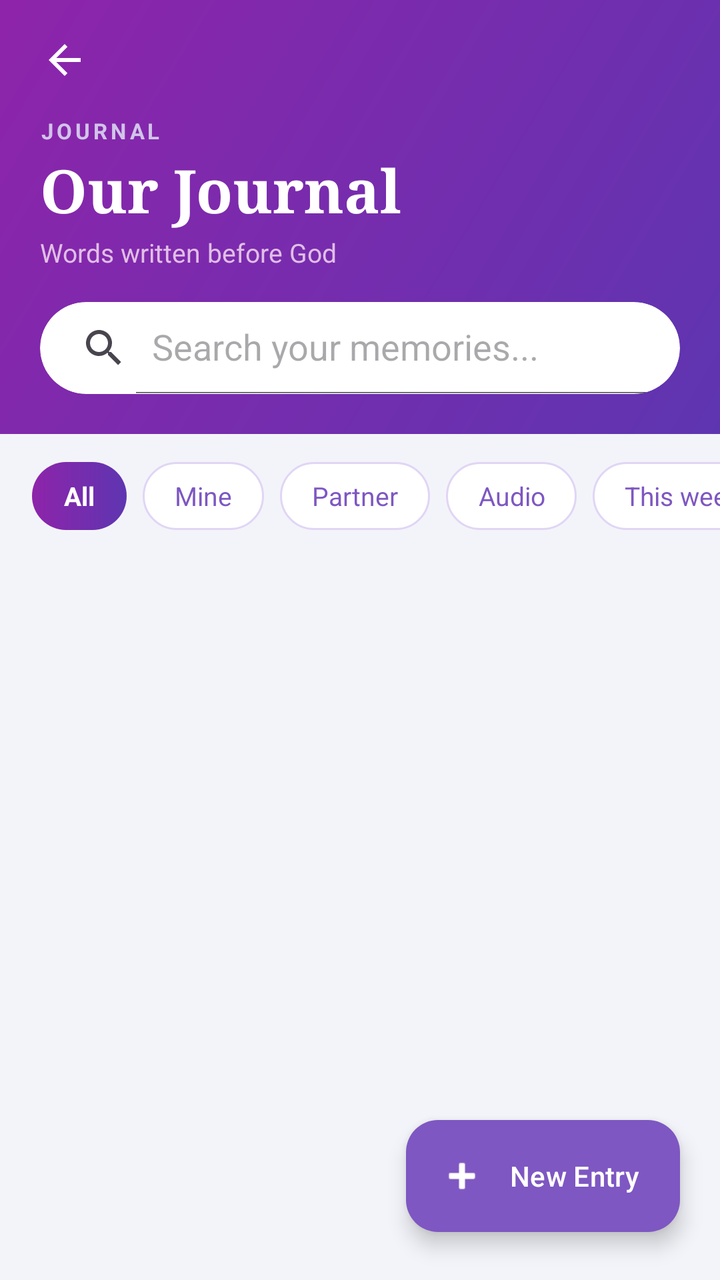
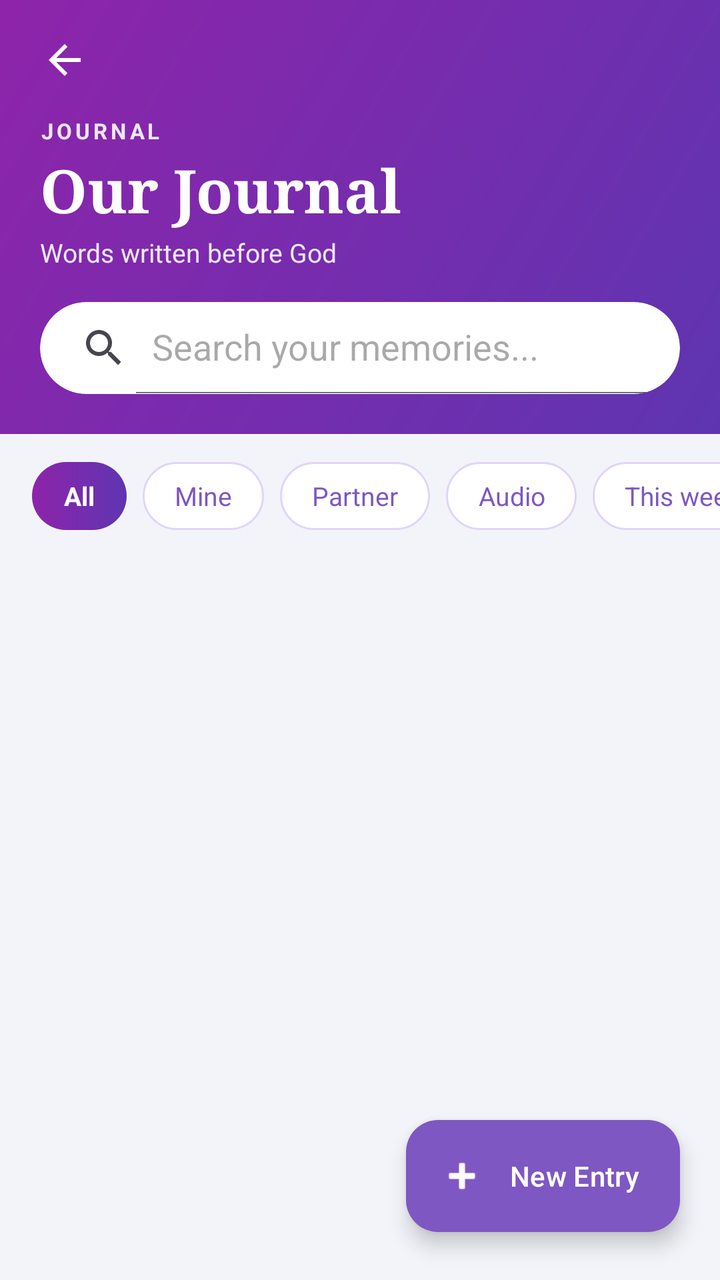

Compare the two renders of this Android layout. The source of the first and the diff that turns it into the second are given below.
<!-- AndroidManifest.xml: application theme Theme.SpiritualTracker -->
<!-- res/layout/activity_journal_list.xml -->
<?xml version="1.0" encoding="utf-8"?>
<LinearLayout
    xmlns:android="http://schemas.android.com/apk/res/android"
    xmlns:app="http://schemas.android.com/apk/res-auto"
    android:layout_width="match_parent"
    android:layout_height="match_parent"
    android:orientation="vertical"
    android:background="#F3F4F9">

    
    <LinearLayout
        android:id="@+id/journalHeader"
        android:layout_width="match_parent"
        android:layout_height="wrap_content"
        android:orientation="vertical"
        android:background="@drawable/bg_header_gradient"
        android:paddingStart="20dp"
        android:paddingEnd="20dp"
        android:paddingTop="8dp"
        android:paddingBottom="20dp">

        <ImageView
            android:id="@+id/btnJournalListBack"
            android:layout_width="44dp"
            android:layout_height="44dp"
            android:layout_marginStart="-10dp"
            android:background="?attr/selectableItemBackgroundBorderless"
            android:contentDescription="Back"
            android:padding="10dp"
            android:src="@drawable/ic_back" />

        <TextView
            android:layout_width="wrap_content"
            android:layout_height="wrap_content"
            android:layout_marginTop="6dp"
            android:letterSpacing="0.15"
            android:text="JOURNAL"
            android:textColor="#D1C4E9"
            android:textSize="11sp"
            android:textStyle="bold"/>

        <TextView
            android:layout_width="wrap_content"
            android:layout_height="wrap_content"
            android:layout_marginTop="2dp"
            android:fontFamily="serif"
            android:text="Our Journal"
            android:textColor="#FFFFFF"
            android:textSize="30sp"
            android:textStyle="bold"/>

        <TextView
            android:layout_width="wrap_content"
            android:layout_height="wrap_content"
            android:layout_marginTop="2dp"
            android:layout_marginBottom="16dp"
            android:text="Words written before God"
            android:textColor="#E1BEE7"
            android:textSize="13sp"/>

        
        <androidx.cardview.widget.CardView
            android:layout_width="match_parent"
            android:layout_height="46dp"
            app:cardCornerRadius="23dp"
            app:cardElevation="0dp"
            app:cardBackgroundColor="#FFFFFF">

            <androidx.appcompat.widget.SearchView
                android:id="@+id/searchView"
                android:layout_width="match_parent"
                android:layout_height="match_parent"
                app:iconifiedByDefault="false"
                app:queryHint="Search your memories..."
                android:background="@android:color/transparent"/>
        </androidx.cardview.widget.CardView>
    </LinearLayout>

    
    <HorizontalScrollView
        android:layout_width="match_parent"
        android:layout_height="wrap_content"
        android:scrollbars="none"
        android:clipToPadding="false"
        android:paddingStart="16dp"
        android:paddingEnd="16dp"
        android:paddingTop="14dp"
        android:paddingBottom="4dp">

        <LinearLayout
            android:id="@+id/chipGroup"
            android:layout_width="wrap_content"
            android:layout_height="wrap_content"
            android:orientation="horizontal"
            android:gravity="center_vertical">

            <TextView
                android:id="@+id/chipAll"
                android:layout_width="wrap_content"
                android:layout_height="34dp"
                android:text="All"
                android:gravity="center"
                android:paddingStart="16dp"
                android:paddingEnd="16dp"
                android:textSize="13sp"
                android:textStyle="bold"
                android:textColor="#FFFFFF"
                android:background="@drawable/chip_active"
                android:layout_marginEnd="8dp"/>

            <TextView
                android:id="@+id/chipMine"
                android:layout_width="wrap_content"
                android:layout_height="34dp"
                android:text="Mine"
                android:gravity="center"
                android:paddingStart="16dp"
                android:paddingEnd="16dp"
                android:textSize="13sp"
                android:textColor="#7E57C2"
                android:background="@drawable/chip_inactive"
                android:layout_marginEnd="8dp"/>

            <TextView
                android:id="@+id/chipPartner"
                android:layout_width="wrap_content"
                android:layout_height="34dp"
                android:text="Partner"
                android:gravity="center"
                android:paddingStart="16dp"
                android:paddingEnd="16dp"
                android:textSize="13sp"
                android:textColor="#7E57C2"
                android:background="@drawable/chip_inactive"
                android:layout_marginEnd="8dp"/>

            <TextView
                android:id="@+id/chipAudio"
                android:layout_width="wrap_content"
                android:layout_height="34dp"
                android:text="Audio"
                android:gravity="center"
                android:paddingStart="16dp"
                android:paddingEnd="16dp"
                android:textSize="13sp"
                android:textColor="#7E57C2"
                android:background="@drawable/chip_inactive"
                android:layout_marginEnd="8dp"/>

            <TextView
                android:id="@+id/chipThisWeek"
                android:layout_width="wrap_content"
                android:layout_height="34dp"
                android:text="This week"
                android:gravity="center"
                android:paddingStart="16dp"
                android:paddingEnd="16dp"
                android:textSize="13sp"
                android:textColor="#7E57C2"
                android:background="@drawable/chip_inactive"/>

        </LinearLayout>
    </HorizontalScrollView>



    
    <FrameLayout
        android:layout_width="match_parent"
        android:layout_height="0dp"
        android:layout_weight="1">

        <androidx.recyclerview.widget.RecyclerView
            android:id="@+id/recyclerView"
            android:layout_width="match_parent"
            android:layout_height="match_parent"
            android:paddingStart="14dp"
            android:paddingEnd="14dp"
            android:paddingTop="12dp"
            android:paddingBottom="100dp"
            android:clipToPadding="false"/>

        <com.google.android.material.floatingactionbutton.ExtendedFloatingActionButton
            android:id="@+id/fabAdd"
            android:layout_width="wrap_content"
            android:layout_height="wrap_content"
            android:layout_gravity="bottom|end"
            android:layout_marginEnd="20dp"
            android:layout_marginBottom="24dp"
            android:text="New Entry"
            android:textAllCaps="false"
            android:textColor="#FFFFFF"
            app:icon="@android:drawable/ic_input_add"
            app:iconTint="#FFFFFF"
            app:backgroundTint="#7E57C2"
            android:contentDescription="New journal entry"/>

    </FrameLayout>

</LinearLayout>
<!-- resources referenced by this layout -->
<resources>
  <!-- drawable bg_header_gradient (drawable) -->
  <?xml version="1.0" encoding="utf-8"?>
  <shape xmlns:android="http://schemas.android.com/apk/res/android" android:shape="rectangle">
      <gradient
          android:startColor="#5E35B1"
          android:endColor="#8E24AA"
          android:angle="135"/>
  
  
  </shape>
  <!-- drawable chip_active (drawable) -->
  <?xml version="1.0" encoding="utf-8"?>
  <shape xmlns:android="http://schemas.android.com/apk/res/android"
      android:shape="rectangle">
      <gradient
          android:angle="0"
          android:startColor="#8E24AA"
          android:endColor="#5E35B1" />
      <corners android:radius="20dp" />
  </shape>
  <!-- drawable chip_inactive (drawable) -->
  <?xml version="1.0" encoding="utf-8"?>
  <shape xmlns:android="http://schemas.android.com/apk/res/android"
      android:shape="rectangle">
      <solid android:color="#FFFFFF" />
      <stroke android:width="1dp" android:color="#E1D5F5" />
      <corners android:radius="20dp" />
  </shape>
  <!-- drawable ic_back (drawable) -->
  <vector xmlns:android="http://schemas.android.com/apk/res/android"
      android:width="24dp"
      android:height="24dp"
      android:viewportWidth="24"
      android:viewportHeight="24">
      <path
          android:fillColor="#FFFFFFFF"
          android:pathData="M20,11H7.83l5.59,-5.59L12,4l-8,8 8,8 1.41,-1.41L7.83,13H20v-2z" />
  </vector>
  <style name="Theme.SpiritualTracker" parent="Base.Theme.SpiritualTracker" />
  <style name="Base.Theme.SpiritualTracker" parent="Theme.Material3.DayNight.NoActionBar">
          <item name="colorPrimary">#7E57C2</item>
          <item name="colorOnPrimary">#FFFFFF</item>
          <item name="colorSecondaryContainer">#D1C4E9</item>
          <item name="colorOnSecondaryContainer">#7E57C2</item>
          <item name="android:windowBackground">#F3F4F9</item>
          
          <item name="android:navigationBarColor">#F5F5F5</item>
          <item name="android:windowLightNavigationBar" tools:targetApi="27">true</item>
      </style>
</resources>

<!-- the commit's change to res/layout/activity_journal_list.xml (unified diff, before → after) -->
@@ -35,7 +35,7 @@
             android:layout_marginTop="6dp"
             android:letterSpacing="0.15"
             android:text="JOURNAL"
-            android:textColor="#D1C4E9"
+            android:textColor="#EDE7F6"
             android:textSize="11sp"
             android:textStyle="bold"/>
 
@@ -55,7 +55,7 @@
             android:layout_marginTop="2dp"
             android:layout_marginBottom="16dp"
             android:text="Words written before God"
-            android:textColor="#E1BEE7"
+            android:textColor="#EDE7F6"
             android:textSize="13sp"/>
 
         
